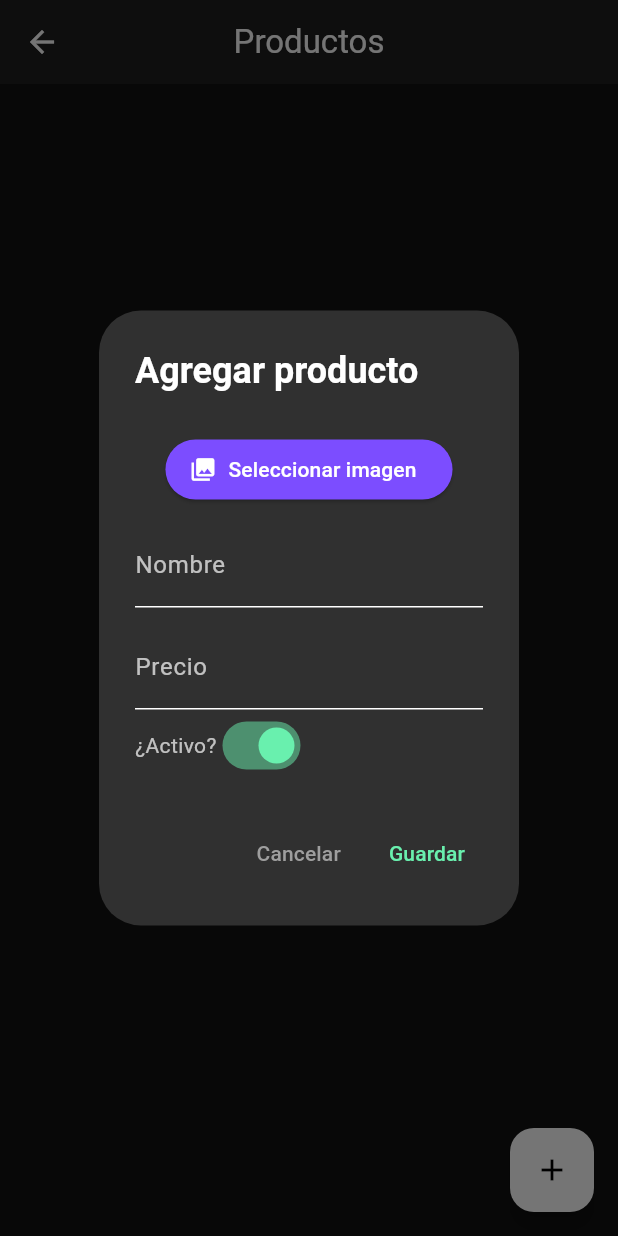
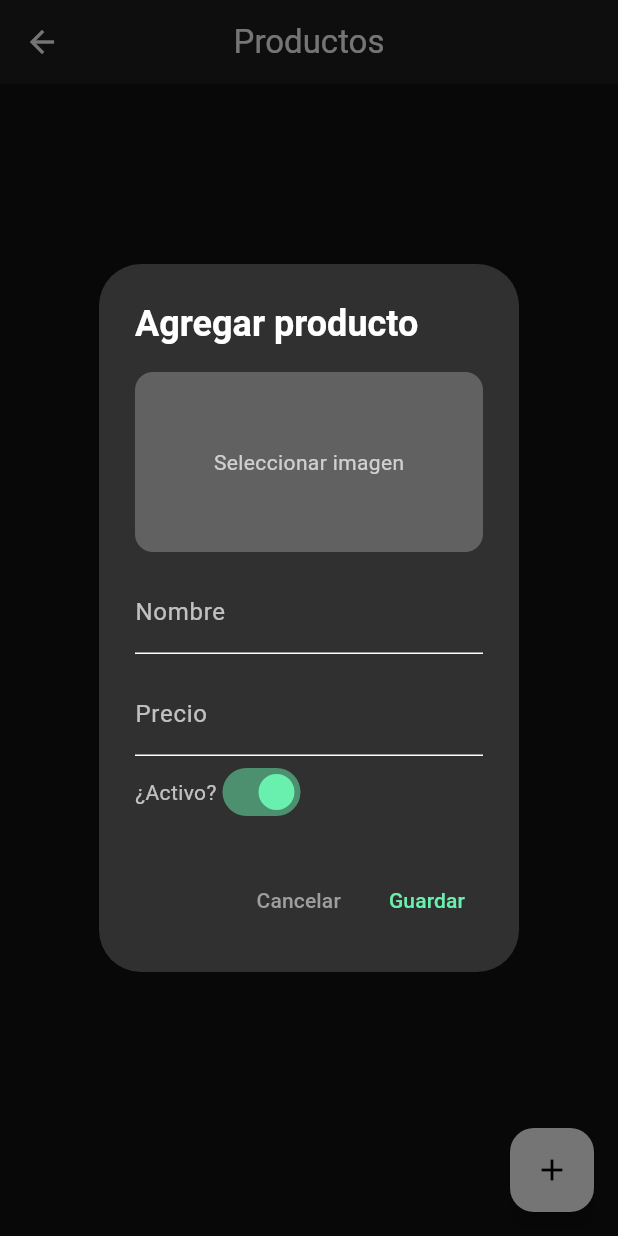
Before and after one commit to jcastanos77/mobile_bar_web, a Flutter app: the AgregarProductoPage screen opened by its route, after a tap on the "add" icon, on a phone screen of 412 x 824 dp. Run offline on Flutter 3.47's test engine with Material 3 defaults, Android fonts, the light colour scheme and no system bars; our stand-ins replace cloud_firestore, file_picker, firebase_auth, firebase_core, firebase_storage; accounts and stored records are empty.

Commit message:
se corrige bug de subir imagen

```diff
--- a/lib/agregar_producto_page.dart
+++ b/lib/agregar_producto_page.dart
@@ -1,6 +1,7 @@
 import 'dart:io';
+import 'package:file_picker/file_picker.dart';
+import 'dart:typed_data';
 
-import 'package:image_picker/image_picker.dart';
 import 'package:firebase_storage/firebase_storage.dart';
 import 'package:flutter/material.dart';
 import 'package:cloud_firestore/cloud_firestore.dart';
@@ -89,7 +90,7 @@ class _AgregarProductoPageState extends State<AgregarProductoPage> {
         },
       ),
       floatingActionButton: FloatingActionButton(
-        onPressed: _mostrarDialogoAgregarProducto,
+        onPressed: () => _mostrarDialogoAgregarProducto(context),
         child: const Icon(Icons.add),
         tooltip: 'Agregar producto',
       ),
@@ -146,14 +147,13 @@ class _AgregarProductoPageState extends State<AgregarProductoPage> {
     );
   }
 
-  Future<void> _mostrarDialogoAgregarProducto() async {
+  Future<void> _mostrarDialogoAgregarProducto(BuildContext context) async {
     final _formKey = GlobalKey<FormState>();
     final nombreController = TextEditingController();
     final precioController = TextEditingController();
     bool activo = true;
-    XFile? imagenSeleccionada;
-
-    final ImagePicker _picker = ImagePicker();
+    Uint8List? imagenSeleccionada;
+    String? nombreArchivo;
 
     await showDialog(
       context: context,
@@ -169,30 +169,40 @@ class _AgregarProductoPageState extends State<AgregarProductoPage> {
                   child: Column(
                     mainAxisSize: MainAxisSize.min,
                     children: [
-                      if (imagenSeleccionada != null)
-                        ClipRRect(
+                      GestureDetector(
+                        onTap: () async {
+                          final result = await FilePicker.platform.pickFiles(
+                            type: FileType.image,
+                            withData: true,
+                          );
+                          if (result != null && result.files.single.bytes != null) {
+                            setStateDialog(() {
+                              imagenSeleccionada = result.files.single.bytes;
+                              nombreArchivo = result.files.single.name;
+                            });
+                          }
+                        },
+                        child: imagenSeleccionada != null
+                            ? ClipRRect(
                           borderRadius: BorderRadius.circular(12),
-                          child: Image.network(
-                            imagenSeleccionada!.path,
+                          child: Image.memory(
+                            imagenSeleccionada!,
                             height: 120,
                             fit: BoxFit.cover,
                           ),
-                        ),
-                      const SizedBox(height: 10),
-                      ElevatedButton.icon(
-                        onPressed: () async {
-                          final picked = await _picker.pickImage(source: ImageSource.gallery);
-                          if (picked != null) {
-                            setStateDialog(() {
-                              imagenSeleccionada = picked;
-                            });
-                          }
-                        },
-                        icon: const Icon(Icons.photo_library),
-                        label: const Text("Seleccionar imagen"),
-                        style: ElevatedButton.styleFrom(
-                          backgroundColor: Colors.deepPurpleAccent,
-                          foregroundColor: Colors.white,
+                        )
+                            : Container(
+                          height: 120,
+                          decoration: BoxDecoration(
+                            color: Colors.grey[700],
+                            borderRadius: BorderRadius.circular(12),
+                          ),
+                          child: const Center(
+                            child: Text(
+                              'Seleccionar imagen',
+                              style: TextStyle(color: Colors.white70),
+                            ),
+                          ),
                         ),
                       ),
                       const SizedBox(height: 12),
@@ -241,6 +251,12 @@ class _AgregarProductoPageState extends State<AgregarProductoPage> {
                   child: const Text('Guardar', style: TextStyle(color: Colors.greenAccent)),
                   onPressed: () async {
                     if (!_formKey.currentState!.validate()) return;
+                    if (imagenSeleccionada == null) {
+                      ScaffoldMessenger.of(context).showSnackBar(
+                        const SnackBar(content: Text('Selecciona una imagen')),
+                      );
+                      return;
+                    }
 
                     final nombre = nombreController.text.trim();
                     final precio = double.tryParse(precioController.text.trim());
@@ -252,23 +268,21 @@ class _AgregarProductoPageState extends State<AgregarProductoPage> {
                       return;
                     }
 
-                    String? imageUrl;
-                    if (imagenSeleccionada != null) {
-                      final file = File(imagenSeleccionada!.path);
-                      final ref = FirebaseStorage.instance
-                          .ref()
-                          .child('productos/${DateTime.now().millisecondsSinceEpoch}.jpg');
+                    // Subir imagen a Firebase Storage
+                    final ref = FirebaseStorage.instance
+                        .ref()
+                        .child('productos/$nombreArchivo');
 
-                      await ref.putFile(file);
-                      imageUrl = await ref.getDownloadURL();
-                    }
+                    await ref.putData(imagenSeleccionada!);
+                    final urlImagen = await ref.getDownloadURL();
 
+                    // Guardar en Firestore
                     await FirebaseFirestore.instance.collection('productos').add({
                       'nombre': nombre,
                       'precio': precio,
                       'activo': activo,
+                      'imagen': urlImagen,
                       'createdAt': FieldValue.serverTimestamp(),
-                      'imagenUrl': imageUrl,
                     });
 
                     ScaffoldMessenger.of(context).showSnackBar(
@@ -285,4 +299,5 @@ class _AgregarProductoPageState extends State<AgregarProductoPage> {
       },
     );
   }
+
 }
--- a/pubspec.yaml
+++ b/pubspec.yaml
@@ -39,7 +39,7 @@ dependencies:
   firebase_core: ^2.30.0
   audioplayers: ^5.2.1
   firebase_storage: ^11.6.8
-  image_picker: ^1.0.7
+  file_picker: ^6.1.1
   intl: ^0.18.0
 
 dev_dependencies:
```
Also changed, not shown: pubspec.lock, 5 other files.
